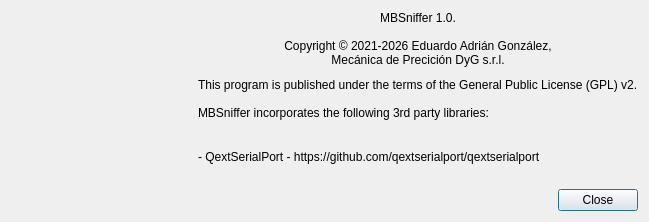
Qt form mbSniffer/aboutdialog.ui (egonza1661/mbSniffer) before a commit.
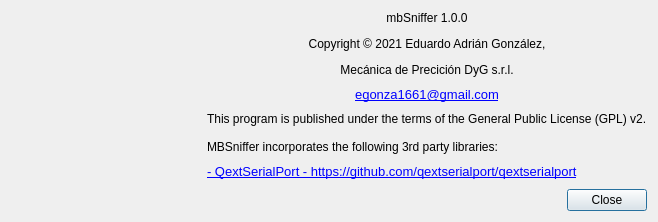
The same form after that commit. Icons and pictures are not drawn.

Commit message: Fixed about box version

```diff
--- a/mbSniffer/aboutdialog.ui
+++ b/mbSniffer/aboutdialog.ui
@@ -6,7 +6,7 @@
    <rect>
     <x>0</x>
     <y>0</y>
-    <width>649</width>
+    <width>658</width>
     <height>222</height>
    </rect>
   </property>
@@ -73,10 +73,21 @@
        <item>
         <widget class="QLabel" name="label_3">
          <property name="text">
-          <string>MBSniffer 1.0.
-
-Copyright © 2021-2026 Eduardo Adrián González,
-Mecánica de Precición DyG s.r.l.</string>
+          <string>&lt;html&gt;&lt;head/&gt;&lt;body&gt;&lt;p&gt;mbSniffer 1.0.0&lt;/p&gt;&lt;p&gt;Copyright © 2021 Eduardo Adrián González,&lt;/p&gt;&lt;p&gt;Mecánica de Precición DyG s.r.l.&lt;/p&gt;&lt;/body&gt;&lt;/html&gt;</string>
+         </property>
+         <property name="alignment">
+          <set>Qt::AlignCenter</set>
+         </property>
+        </widget>
+       </item>
+       <item>
+        <widget class="QLabel" name="label_5">
+         <property name="text">
+          <string>&lt;!DOCTYPE HTML PUBLIC &quot;-//W3C//DTD HTML 4.0//EN&quot; &quot;http://www.w3.org/TR/REC-html40/strict.dtd&quot;&gt;
+&lt;html&gt;&lt;head&gt;&lt;meta name=&quot;qrichtext&quot; content=&quot;1&quot; /&gt;&lt;style type=&quot;text/css&quot;&gt;
+p, li { white-space: pre-wrap; }
+&lt;/style&gt;&lt;/head&gt;&lt;body style=&quot; font-family:'Ubuntu'; font-size:10pt; font-weight:400; font-style:normal;&quot;&gt;
+&lt;p style=&quot; margin-top:0px; margin-bottom:0px; margin-left:0px; margin-right:0px; -qt-block-indent:0; text-indent:0px;&quot;&gt;&lt;a href=&quot;egonza1661@gmail.com&quot;&gt;&lt;span style=&quot; font-family:'Sans'; text-decoration: underline; color:#0000ff;&quot;&gt;egonza1661@gmail.com&lt;/span&gt;&lt;/a&gt;&lt;/p&gt;&lt;/body&gt;&lt;/html&gt;</string>
          </property>
          <property name="alignment">
           <set>Qt::AlignCenter</set>
@@ -95,7 +106,11 @@
        <item>
         <widget class="QLabel" name="label_4">
          <property name="text">
-          <string>- QextSerialPort - https://github.com/qextserialport/qextserialport</string>
+          <string>&lt;!DOCTYPE HTML PUBLIC &quot;-//W3C//DTD HTML 4.0//EN&quot; &quot;http://www.w3.org/TR/REC-html40/strict.dtd&quot;&gt;
+&lt;html&gt;&lt;head&gt;&lt;meta name=&quot;qrichtext&quot; content=&quot;1&quot; /&gt;&lt;style type=&quot;text/css&quot;&gt;
+p, li { white-space: pre-wrap; }
+&lt;/style&gt;&lt;/head&gt;&lt;body style=&quot; font-family:'Ubuntu'; font-size:10pt; font-weight:400; font-style:normal;&quot;&gt;
+&lt;p style=&quot; margin-top:0px; margin-bottom:0px; margin-left:0px; margin-right:0px; -qt-block-indent:0; text-indent:0px;&quot;&gt;&lt;a href=&quot;http://qmodbus.sourceforge.net&quot;&gt;&lt;span style=&quot; font-family:'Sans'; text-decoration: underline; color:#0000ff;&quot;&gt;- QextSerialPort - https://github.com/qextserialport/qextserialport&lt;/span&gt;&lt;/a&gt;&lt;/p&gt;&lt;/body&gt;&lt;/html&gt;</string>
          </property>
         </widget>
        </item>
```
The commit also changes 1 other file.
